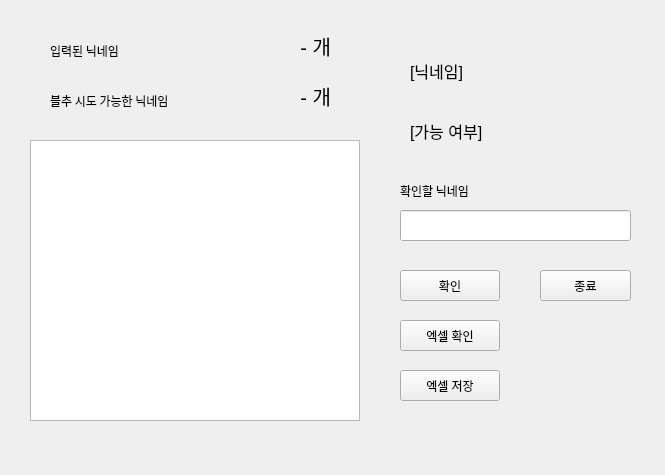
The window that ui/main.ui (memoday/nicknameChecker) describes before a commit, drawn with Qt 5.
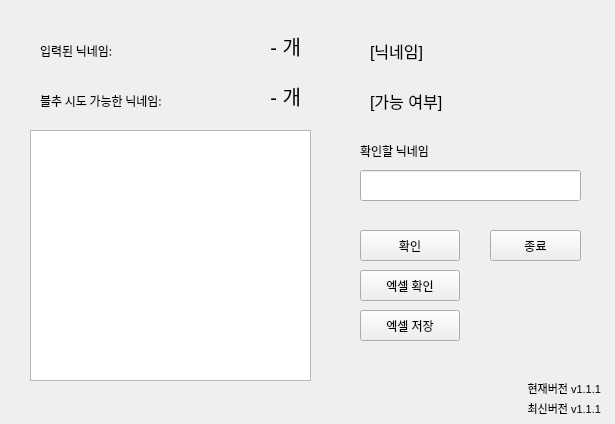
The same window after the commit.

```diff
--- a/ui/main.ui
+++ b/ui/main.ui
@@ -6,8 +6,8 @@
    <rect>
     <x>0</x>
     <y>0</y>
-    <width>665</width>
-    <height>475</height>
+    <width>615</width>
+    <height>424</height>
    </rect>
   </property>
   <property name="windowTitle">
@@ -16,8 +16,8 @@
   <widget class="QPushButton" name="btn_exit">
    <property name="geometry">
     <rect>
-     <x>540</x>
-     <y>270</y>
+     <x>490</x>
+     <y>230</y>
      <width>91</width>
      <height>31</height>
     </rect>
@@ -35,7 +35,7 @@
   <widget class="QLabel" name="nicknameCount">
    <property name="geometry">
     <rect>
-     <x>250</x>
+     <x>220</x>
      <y>30</y>
      <width>81</width>
      <height>31</height>
@@ -59,7 +59,7 @@
   <widget class="QLabel" name="label_4">
    <property name="geometry">
     <rect>
-     <x>50</x>
+     <x>40</x>
      <y>40</y>
      <width>161</width>
      <height>21</height>
@@ -72,7 +72,7 @@
     </font>
    </property>
    <property name="text">
-    <string>입력된 닉네임</string>
+    <string>입력된 닉네임:</string>
    </property>
    <property name="textFormat">
     <enum>Qt::AutoText</enum>
@@ -82,9 +82,9 @@
    <property name="geometry">
     <rect>
      <x>30</x>
-     <y>140</y>
-     <width>330</width>
-     <height>281</height>
+     <y>130</y>
+     <width>281</width>
+     <height>251</height>
     </rect>
    </property>
    <property name="font">
@@ -97,8 +97,8 @@
   <widget class="QPushButton" name="btn_check">
    <property name="geometry">
     <rect>
-     <x>400</x>
-     <y>320</y>
+     <x>360</x>
+     <y>270</y>
      <width>100</width>
      <height>31</height>
     </rect>
@@ -113,8 +113,8 @@
   <widget class="QLabel" name="label">
    <property name="geometry">
     <rect>
-     <x>400</x>
-     <y>180</y>
+     <x>360</x>
+     <y>140</y>
      <width>181</width>
      <height>21</height>
     </rect>
@@ -135,9 +135,9 @@
   <widget class="QLineEdit" name="input_nickname">
    <property name="geometry">
     <rect>
-     <x>400</x>
-     <y>210</y>
-     <width>231</width>
+     <x>360</x>
+     <y>170</y>
+     <width>221</width>
      <height>31</height>
     </rect>
    </property>
@@ -160,8 +160,8 @@
   <widget class="QPushButton" name="btn_start">
    <property name="geometry">
     <rect>
-     <x>400</x>
-     <y>270</y>
+     <x>360</x>
+     <y>230</y>
      <width>100</width>
      <height>31</height>
     </rect>
@@ -176,7 +176,7 @@
   <widget class="QLabel" name="label_5">
    <property name="geometry">
     <rect>
-     <x>50</x>
+     <x>40</x>
      <y>90</y>
      <width>191</width>
      <height>21</height>
@@ -189,7 +189,7 @@
     </font>
    </property>
    <property name="text">
-    <string>블추 시도 가능한 닉네임</string>
+    <string>블추 시도 가능한 닉네임:</string>
    </property>
    <property name="textFormat">
     <enum>Qt::AutoText</enum>
@@ -198,7 +198,7 @@
   <widget class="QLabel" name="validCount">
    <property name="geometry">
     <rect>
-     <x>250</x>
+     <x>220</x>
      <y>80</y>
      <width>81</width>
      <height>31</height>
@@ -222,8 +222,8 @@
   <widget class="QLabel" name="label_nickname">
    <property name="geometry">
     <rect>
-     <x>410</x>
-     <y>50</y>
+     <x>370</x>
+     <y>30</y>
      <width>191</width>
      <height>41</height>
     </rect>
@@ -240,8 +240,8 @@
   <widget class="QLabel" name="label_valid">
    <property name="geometry">
     <rect>
-     <x>410</x>
-     <y>110</y>
+     <x>370</x>
+     <y>80</y>
      <width>191</width>
      <height>41</height>
     </rect>
@@ -258,8 +258,8 @@
   <widget class="QPushButton" name="btn_save">
    <property name="geometry">
     <rect>
-     <x>400</x>
-     <y>370</y>
+     <x>360</x>
+     <y>310</y>
      <width>100</width>
      <height>31</height>
     </rect>
@@ -271,6 +271,56 @@
     <string>엑셀 저장</string>
    </property>
   </widget>
+  <widget class="QLabel" name="label_version">
+   <property name="geometry">
+    <rect>
+     <x>480</x>
+     <y>380</y>
+     <width>121</width>
+     <height>16</height>
+    </rect>
+   </property>
+   <property name="font">
+    <font>
+     <family>Arial</family>
+     <pointsize>8</pointsize>
+    </font>
+   </property>
+   <property name="layoutDirection">
+    <enum>Qt::LeftToRight</enum>
+   </property>
+   <property name="text">
+    <string>현재버전 v1.1.1</string>
+   </property>
+   <property name="alignment">
+    <set>Qt::AlignRight|Qt::AlignTrailing|Qt::AlignVCenter</set>
+   </property>
+  </widget>
+  <widget class="QLabel" name="label_latestVersion">
+   <property name="geometry">
+    <rect>
+     <x>480</x>
+     <y>400</y>
+     <width>121</width>
+     <height>16</height>
+    </rect>
+   </property>
+   <property name="font">
+    <font>
+     <family>Arial</family>
+     <pointsize>8</pointsize>
+    </font>
+   </property>
+   <property name="layoutDirection">
+    <enum>Qt::LeftToRight</enum>
+   </property>
+   <property name="text">
+    <string>최신버전 v1.1.1</string>
+   </property>
+   <property name="alignment">
+    <set>Qt::AlignRight|Qt::AlignTrailing|Qt::AlignVCenter</set>
+   </property>
+  </widget>
  </widget>
  <resources/>
  <connections/>
```
Left out of the diff: 3 changed lines with no effect on the pictures.
